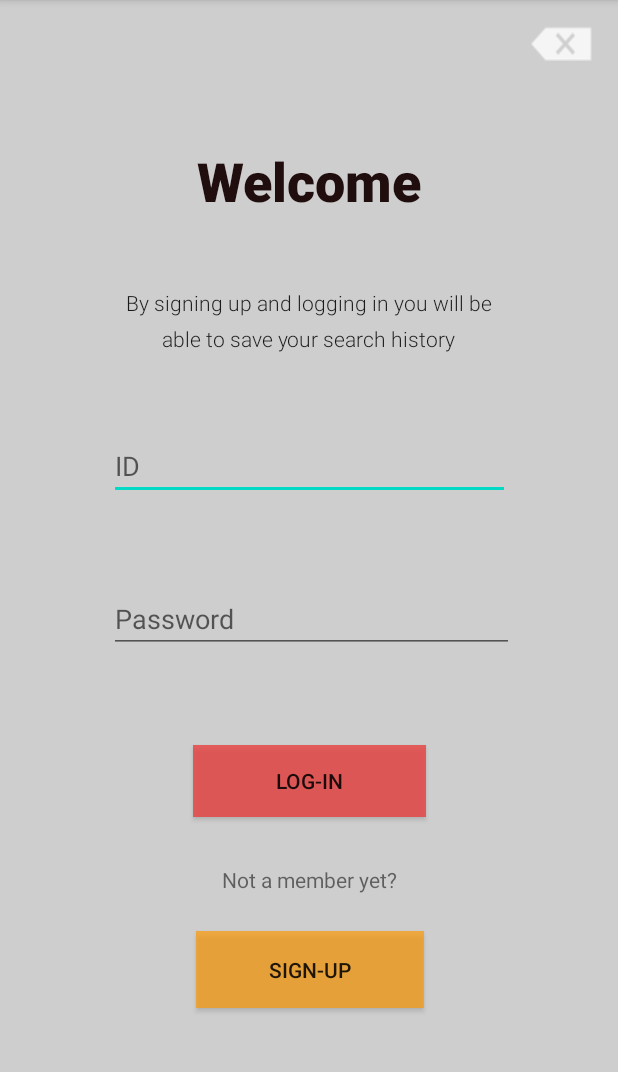
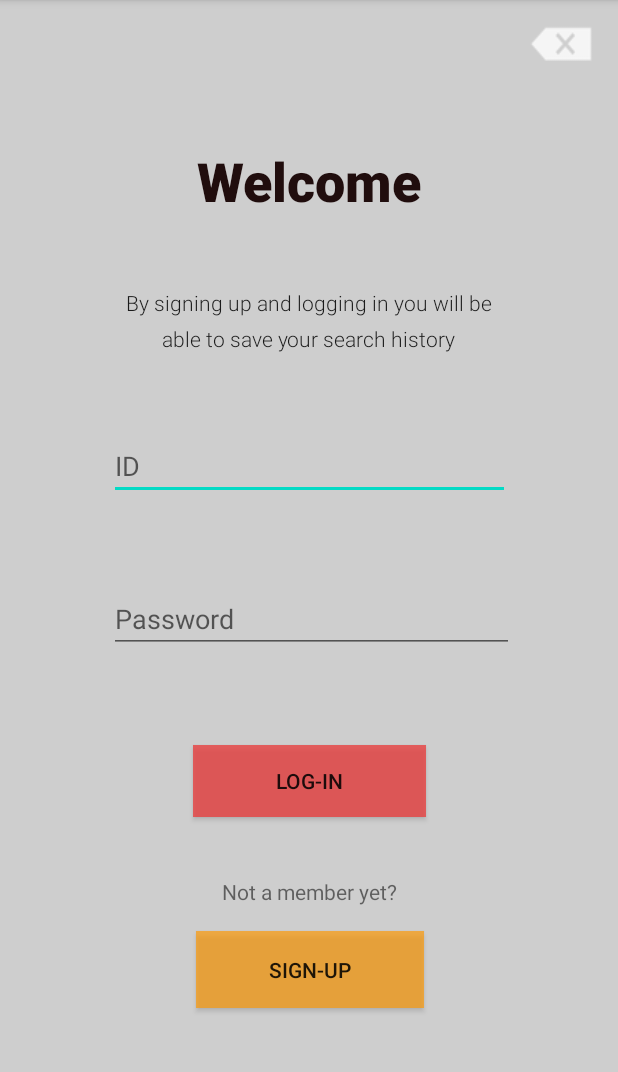
Before and after one commit to siyaYan/Comp6442_2020S2_GroupProject_ANU, an Android app: the UserLoginActivity screen opened directly, with no data from a screen before it, on a phone screen of 412 x 824 dp, the part 84-1156 px from its top. Run offline under Robolectric (Android 15) with nearby library versions, the phone set to English and light mode, and no system bars.

Commit message:
updated text position

```diff
--- a/app/src/main/res/layout/activity_login.xml
+++ b/app/src/main/res/layout/activity_login.xml
@@ -143,7 +143,9 @@
         android:layout_marginTop="32dp"
         android:layout_marginEnd="50dp"
         android:layout_marginRight="50dp"
+        android:layout_marginBottom="8dp"
         android:text="Not a member yet?"
+        app:layout_constraintBottom_toTopOf="@+id/signupButton"
         app:layout_constraintEnd_toEndOf="parent"
         app:layout_constraintStart_toStartOf="parent"
         app:layout_constraintTop_toBottomOf="@+id/loginButton" />
```
